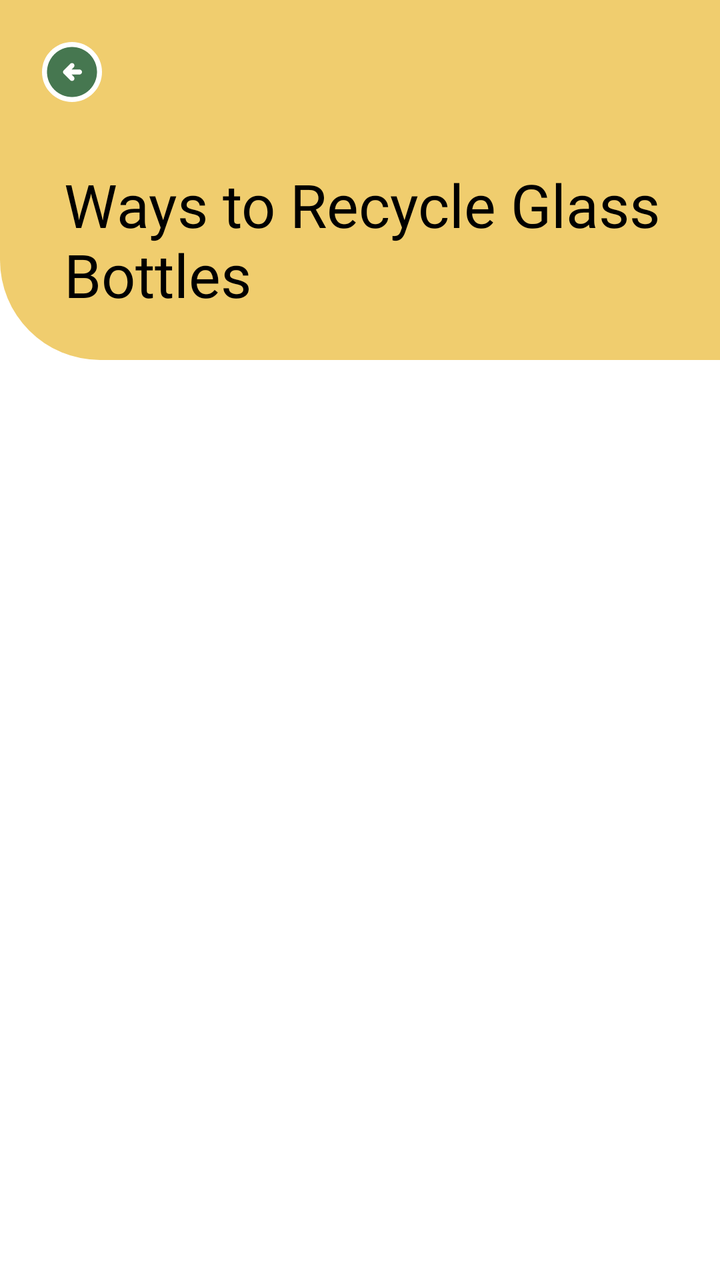
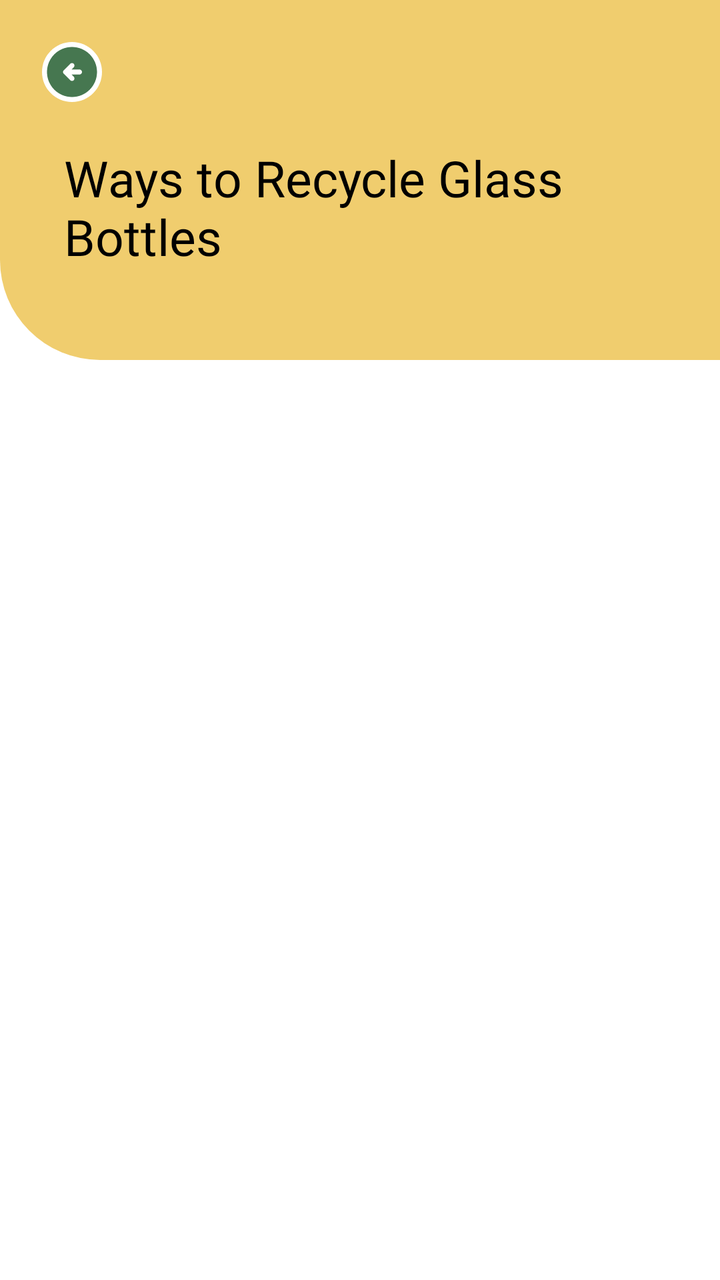

Screens rendered from an Android XML layout before and after an edit, with the pre-edit source and the edit as a unified diff.
<!-- AndroidManifest.xml: application theme Theme.SortItJSON -->
<!-- res/layout/fragment_guide_list.xml -->
<?xml version="1.0" encoding="utf-8"?>
<LinearLayout xmlns:android="http://schemas.android.com/apk/res/android"
    android:layout_width="match_parent"
    android:layout_height="match_parent"
    android:orientation="vertical"
    android:background="#FFFFFF">

    
    <LinearLayout
        android:layout_width="match_parent"
        android:layout_height="180dp"
        android:orientation="vertical"
        android:background="@drawable/recycling_guide_bg"
        android:paddingBottom="10dp">

        <ImageButton
            android:id="@+id/btnTopLeft"
            android:layout_width="40dp"
            android:layout_height="40dp"
            android:layout_margin="16dp"
            android:background="@android:color/transparent"
            android:contentDescription="Back"
            android:padding="8dp"
            android:src="@drawable/button_green_backward" />

        <TextView
            android:id="@+id/titleText"
            android:layout_width="match_parent"
            android:layout_height="wrap_content"
            android:layout_marginStart="32dp"
            android:layout_marginTop="10dp"
            android:layout_marginEnd="22dp"
            android:fontFamily="@font/montserrat_extrabold"
            android:text="Ways to Recycle Glass Bottles"
            android:textColor="#000000"
            android:textSize="30sp" />

    </LinearLayout>

    
    <androidx.recyclerview.widget.RecyclerView
        android:id="@+id/recyclerView"
        android:layout_width="match_parent"
        android:layout_height="0dp"
        android:layout_weight="1"
        android:padding="10dp" />

</LinearLayout>
<!-- resources referenced by this layout -->
<resources>
  <!-- drawable button_green_backward (drawable) -->
  <vector xmlns:android="http://schemas.android.com/apk/res/android"
      android:width="30dp"
      android:height="30dp"
      android:viewportWidth="24"
      android:viewportHeight="24">
    <path
        android:pathData="M24,12C24,18.627 18.627,24 12,24C5.373,24 0,18.627 0,12C0,5.373 5.373,0 12,0C18.627,0 24,5.373 24,12Z"
        android:fillColor="#ffffff"/>
    <path
        android:pathData="M11.8,13H15C15.283,13 15.521,12.904 15.712,12.712C15.904,12.521 16,12.283 16,12C16,11.717 15.904,11.479 15.712,11.288C15.521,11.096 15.283,11 15,11H11.8L12.7,10.1C12.883,9.917 12.975,9.683 12.975,9.4C12.975,9.117 12.883,8.883 12.7,8.7C12.517,8.517 12.283,8.425 12,8.425C11.717,8.425 11.483,8.517 11.3,8.7L8.7,11.3C8.5,11.5 8.4,11.733 8.4,12C8.4,12.267 8.5,12.5 8.7,12.7L11.3,15.3C11.483,15.483 11.717,15.575 12,15.575C12.283,15.575 12.517,15.483 12.7,15.3C12.883,15.117 12.975,14.883 12.975,14.6C12.975,14.317 12.883,14.083 12.7,13.9L11.8,13ZM12,22C10.617,22 9.317,21.737 8.1,21.212C6.883,20.688 5.825,19.975 4.925,19.075C4.025,18.175 3.313,17.117 2.787,15.9C2.263,14.683 2,13.383 2,12C2,10.617 2.263,9.317 2.787,8.1C3.313,6.883 4.025,5.825 4.925,4.925C5.825,4.025 6.883,3.313 8.1,2.787C9.317,2.263 10.617,2 12,2C13.383,2 14.683,2.263 15.9,2.787C17.117,3.313 18.175,4.025 19.075,4.925C19.975,5.825 20.688,6.883 21.212,8.1C21.737,9.317 22,10.617 22,12C22,13.383 21.737,14.683 21.212,15.9C20.688,17.117 19.975,18.175 19.075,19.075C18.175,19.975 17.117,20.688 15.9,21.212C14.683,21.737 13.383,22 12,22Z"
        android:fillColor="#467750"/>
  </vector>
  <!-- drawable recycling_guide_bg (drawable) -->
  <?xml version="1.0" encoding="utf-8"?>
  <layer-list xmlns:android="http://schemas.android.com/apk/res/android">
  
      
      <item>
          <shape android:shape="rectangle">
              <solid android:color="#F0CD6E"/>
              <corners
                  android:topLeftRadius="0dp"
                  android:topRightRadius="0dp"
                  android:bottomLeftRadius="50dp"
                  android:bottomRightRadius="0dp"/>
          </shape>
      </item>
  
  </layer-list>
  <style name="Theme.SortItJSON" parent="Base.Theme.SortItJSON" />
  <style name="Base.Theme.SortItJSON" parent="Theme.Material3.DayNight.NoActionBar">
          
          <item name="colorPrimary">@color/darkgreen</item>
      </style>
  <color name="darkgreen">#467750</color>
</resources>

<!-- the commit's change to res/layout/fragment_guide_list.xml (unified diff, before → after) -->
@@ -28,12 +28,11 @@
             android:layout_width="match_parent"
             android:layout_height="wrap_content"
             android:layout_marginStart="32dp"
-            android:layout_marginTop="10dp"
             android:layout_marginEnd="22dp"
             android:fontFamily="@font/montserrat_extrabold"
             android:text="Ways to Recycle Glass Bottles"
             android:textColor="#000000"
-            android:textSize="30sp" />
+            android:textSize="25sp" />
 
     </LinearLayout>
 
